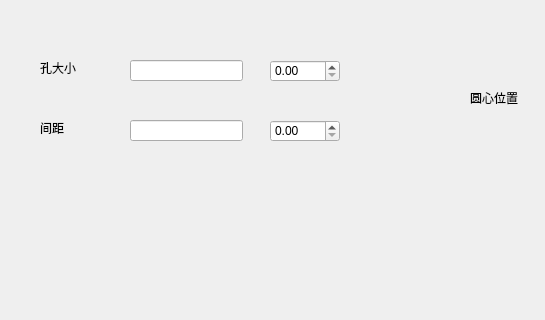
This is UI/untitled.ui in hougezuibang/qt as Qt 5 draws it before an edit; both pictures show x 0 to 545 and y 0 to 320 of the 741 by 504 pixel window. The edited form follows.
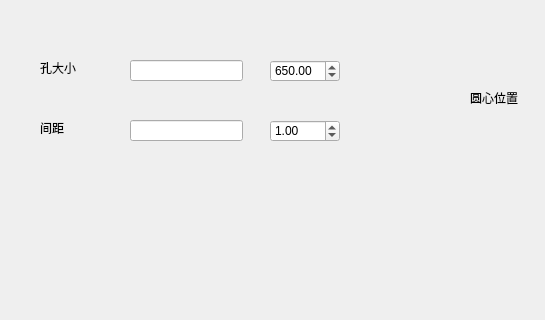
This is the edited form.

What changed in the file:
```diff
--- a/UI/untitled.ui
+++ b/UI/untitled.ui
@@ -48,6 +48,9 @@
      <height>22</height>
     </rect>
    </property>
+   <property name="value">
+    <double>1.000000000000000</double>
+   </property>
   </widget>
   <widget class="QLabel" name="label">
    <property name="geometry">
@@ -71,6 +74,12 @@
      <height>22</height>
     </rect>
    </property>
+   <property name="maximum">
+    <double>99990000.000000000000000</double>
+   </property>
+   <property name="value">
+    <double>650.000000000000000</double>
+   </property>
   </widget>
   <widget class="QLineEdit" name="lineEdit_2">
    <property name="geometry">
```
